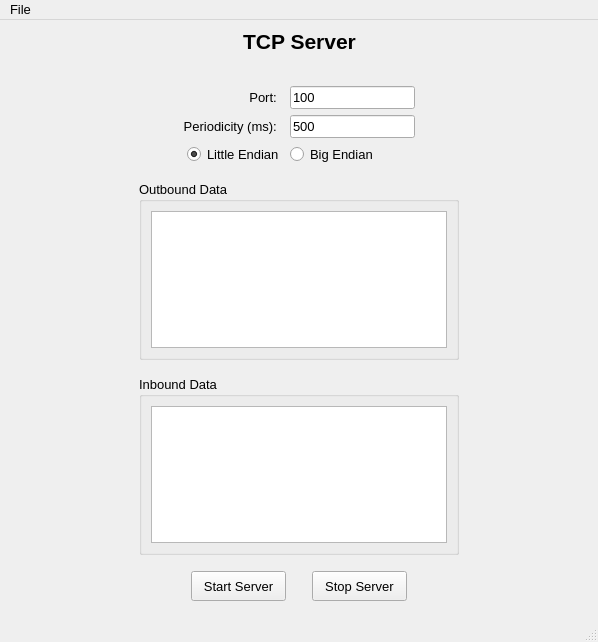
The window that TCP_Server/mainwindow.ui (epw7856/TCP_Server) describes before a commit, drawn with Qt 5.
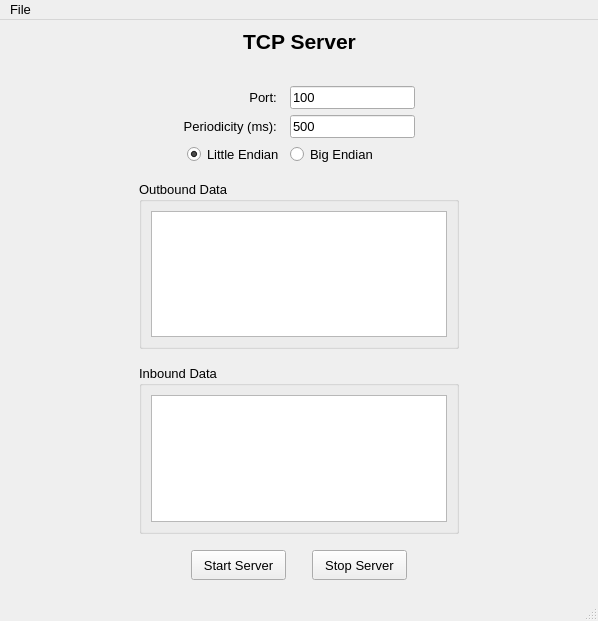
The same window after the commit.

Commit message: Implemented the main window controller.

Diff of the .ui file:
```diff
--- a/TCP_Server/mainwindow.ui
+++ b/TCP_Server/mainwindow.ui
@@ -7,7 +7,7 @@
     <x>0</x>
     <y>0</y>
     <width>598</width>
-    <height>642</height>
+    <height>621</height>
    </rect>
   </property>
   <property name="font">
```
The commit also changes 6 other files.
